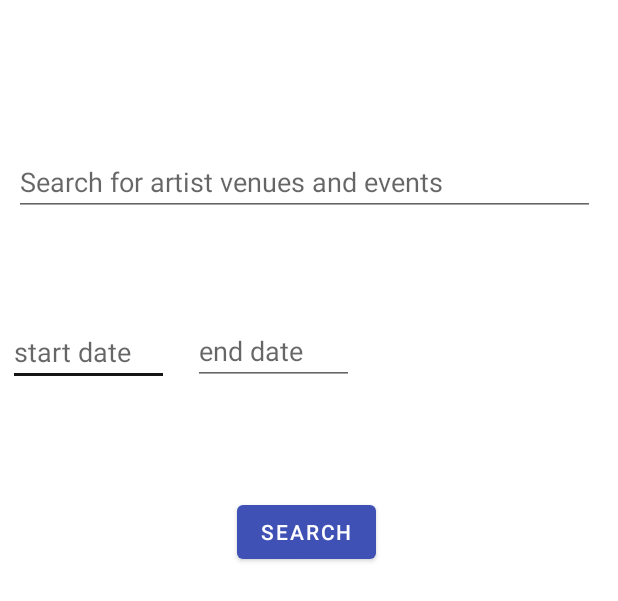
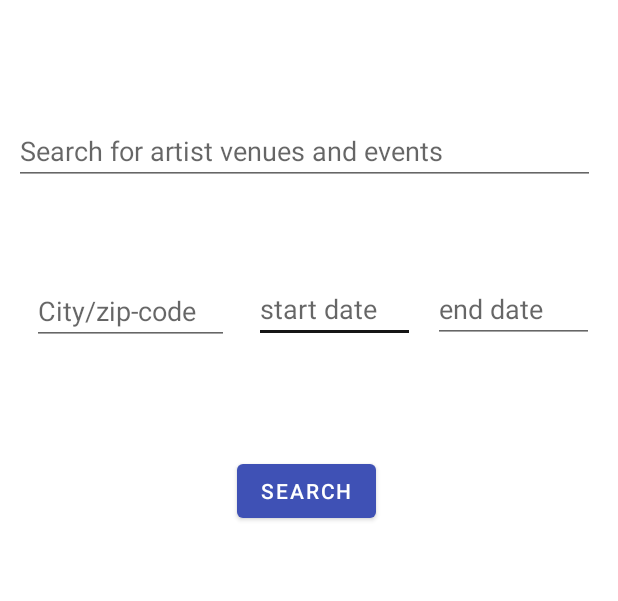
Before and after one commit to EventWithMe/EventWithMe, an Android app: the layout dialog_stream_filter.xml on its own in the app's theme, with its tools: preview values and no code run, on a phone screen of 412 x 824 dp. Shown: the top 601 px of the screen. Run offline under Robolectric (Android 15) with nearby library versions, the phone set to English and light mode, and no system bars; network calls fail; Roboto replaces fonts that are not available here.

Commit message:
More added to StreamDialogue. Implementing google maps api

```diff
--- a/app/build.gradle
+++ b/app/build.gradle
@@ -93,6 +93,9 @@ dependencies {
     //for geo location services
     implementation 'com.google.android.gms:play-services-location:18.0.0'
 
+    //swipe refresh
+    implementation 'androidx.swiperefreshlayout:swiperefreshlayout:1.1.0'
+
 
 
 }
--- a/app/src/main/res/layout/dialog_stream_filter.xml
+++ b/app/src/main/res/layout/dialog_stream_filter.xml
@@ -11,9 +11,9 @@
         android:layout_width="107dp"
         android:layout_height="wrap_content"
         android:layout_below="@+id/editTextSearch"
-        android:layout_alignParentStart="true"
-        android:layout_marginStart="5dp"
-        android:layout_marginTop="68dp"
+        android:layout_marginTop="60dp"
+        android:layout_marginEnd="12dp"
+        android:layout_toStartOf="@+id/editTextEnd"
         android:ems="10"
         android:hint="start date"
         android:inputType="textPersonName" />
@@ -23,9 +23,9 @@
         android:layout_width="107dp"
         android:layout_height="wrap_content"
         android:layout_below="@+id/editTextSearch"
-        android:layout_marginStart="16dp"
-        android:layout_marginTop="67dp"
-        android:layout_toEndOf="@+id/editTextStart"
+        android:layout_alignParentEnd="true"
+        android:layout_marginTop="60dp"
+        android:layout_marginEnd="16dp"
         android:ems="10"
         android:hint="end date"
         android:inputType="textPersonName" />
@@ -34,11 +34,11 @@
         android:id="@+id/button1"
         android:layout_width="wrap_content"
         android:layout_height="wrap_content"
-        android:layout_below="@+id/editTextStart"
+        android:layout_below="@+id/textViewDisplayStart"
         android:layout_alignParentStart="true"
         android:layout_centerHorizontal="true"
         android:layout_marginStart="158dp"
-        android:layout_marginTop="73dp"
+        android:layout_marginTop="23dp"
         android:text="Search" />
 
     <TextView
@@ -48,9 +48,9 @@
         android:layout_below="@+id/editTextStart"
         android:layout_alignParentStart="true"
         android:layout_alignParentEnd="true"
-        android:layout_marginStart="26dp"
+        android:layout_marginStart="137dp"
         android:layout_marginTop="7dp"
-        android:layout_marginEnd="283dp" />
+        android:layout_marginEnd="172dp" />
 
     <EditText
         android:id="@+id/editTextSearch"
@@ -66,4 +66,18 @@
         android:ems="10"
         android:hint="Search for artist venues and events"
         android:inputType="textPersonName" />
+
+    <EditText
+        android:id="@+id/editTextTextPersonName"
+        android:layout_width="131dp"
+        android:layout_height="wrap_content"
+        android:layout_below="@+id/editTextSearch"
+        android:layout_alignParentStart="true"
+        android:layout_alignParentBottom="true"
+        android:layout_marginStart="21dp"
+        android:layout_marginTop="62dp"
+        android:layout_marginBottom="170dp"
+        android:ems="10"
+        android:hint="City/zip-code"
+        android:inputType="textPersonName" />
 </RelativeLayout>
```
Also changed, not shown: app/src/main/java/com/example/eventwithus/MainActivity.java (+8 -1 lines), app/src/main/res/layout/fragment_stream.xml (+16 -1 lines).
